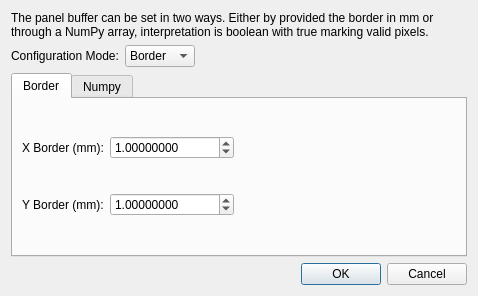
First picture: the form in hexrd/ui/resources/ui/panel_buffer_dialog.ui, repository HEXRD/hexrdgui, before the edit.
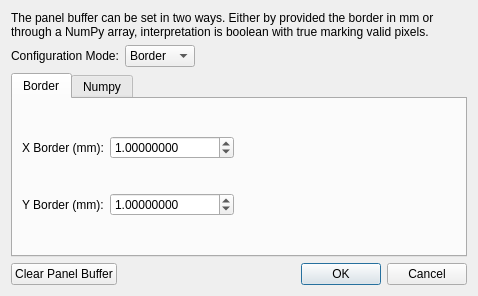
Second picture: the form after the edit. Custom widgets are drawn as their Qt base class.

Commit message: Add option to clear panel buffer

```diff
--- a/hexrd/ui/resources/ui/panel_buffer_dialog.ui
+++ b/hexrd/ui/resources/ui/panel_buffer_dialog.ui
@@ -156,6 +156,13 @@
    </item>
    <item row="5" column="0">
     <layout class="QHBoxLayout" name="horizontalLayout_4">
+     <item>
+      <widget class="QPushButton" name="clear_panel_buffer">
+       <property name="text">
+        <string>Clear Panel Buffer</string>
+       </property>
+      </widget>
+     </item>
      <item>
       <widget class="QDialogButtonBox" name="button_box">
        <property name="standardButtons">
```
Left out of the diff: 16 changed lines with no effect on the pictures. The commit also changes 1 other file.
